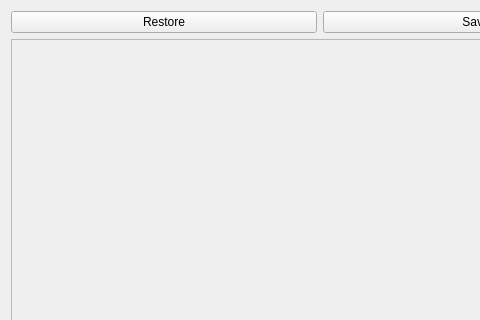
Above: src/XLSXEditor.ui from neoluxis/integreted_xlsxeditor_cpp before the change; both pictures show x 0 to 480 and y 0 to 320 of the 640 by 480 pixel window. Below: the same form after it.
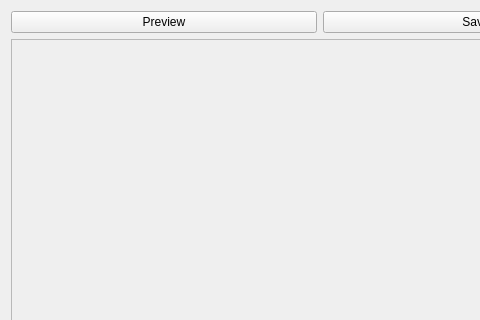
That is the form after the change.

Commit message: feat: update DataItem layout; remove `delete` button; fix logic of cleaning data; set size of widgets inner;

The edit to the form file:
```diff
--- a/src/XLSXEditor.ui
+++ b/src/XLSXEditor.ui
@@ -19,7 +19,7 @@
      <item>
       <widget class="QPushButton" name="btnRestore">
        <property name="text">
-        <string>Restore</string>
+       <string>Preview</string>
        </property>
       </widget>
      </item>
```
Left out of the diff: 2 changed lines with no effect on the pictures. Lines whose indentation alone changed are shown as unchanged. The commit also changes 6 other files.
